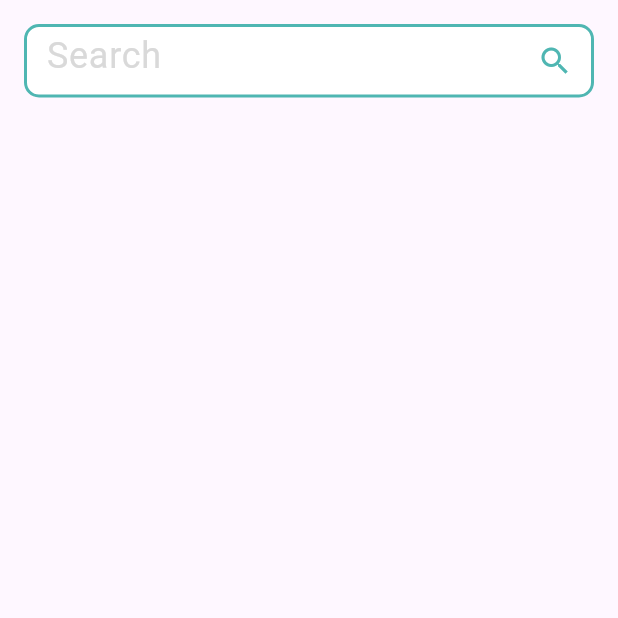
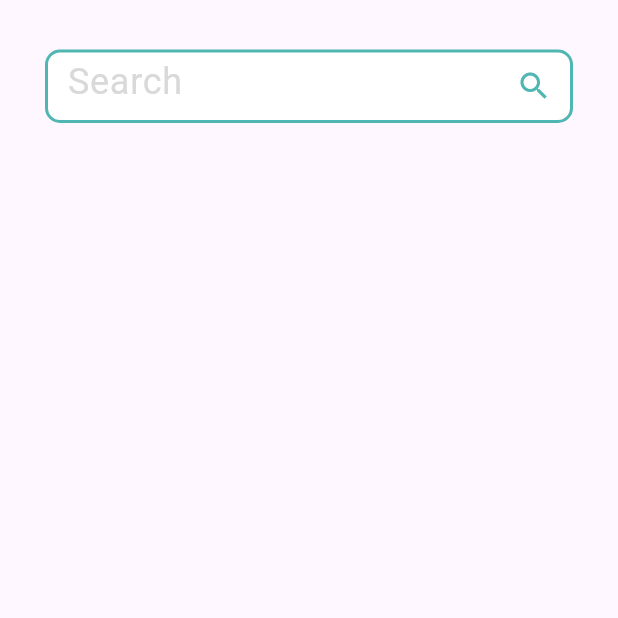
Before and after one commit to choiexe1/modu_hackerton_image_search_app, a Flutter app: the screen it shows after launch, on a phone screen of 412 x 824 dp, the top half of it. Run offline on Flutter 3.47's test engine with Material 3 defaults, Android fonts, the light colour scheme and no system bars; our stand-ins replace go_router.

Commit message:
feat: 홈 스크린 패딩

```diff
--- a/lib/presentation/home_screen.dart
+++ b/lib/presentation/home_screen.dart
@@ -8,7 +8,10 @@ class HomeScreen extends StatelessWidget {
   Widget build(BuildContext context) {
     return Scaffold(
       body: SafeArea(
-        child: Padding(padding: EdgeInsets.all(16.0), child: AppSearchBar()),
+        child: Padding(
+          padding: EdgeInsets.symmetric(horizontal: 30, vertical: 33),
+          child: Column(spacing: 24, children: [AppSearchBar()]),
+        ),
       ),
     );
   }
```
